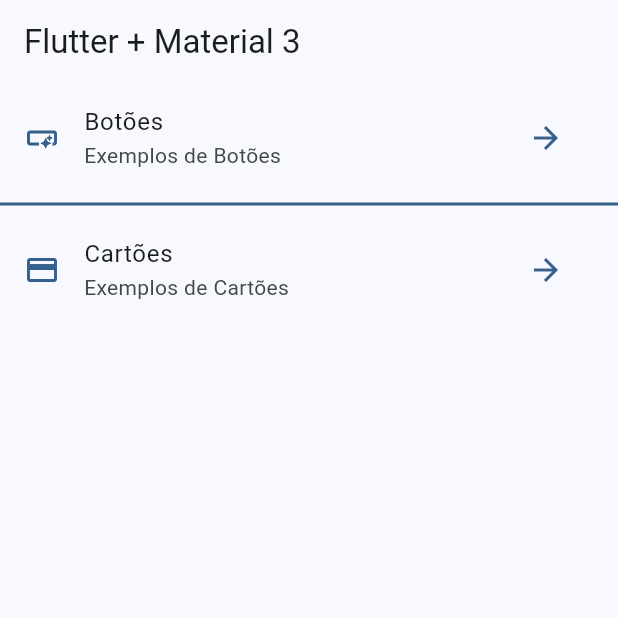
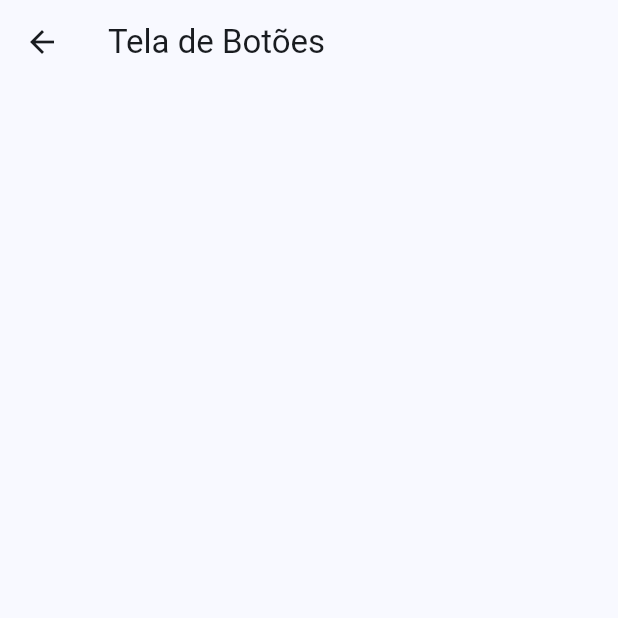
Before and after one commit to eduardocintrasantos/WidgetsApp, a Flutter app: the screen it shows after launch, after a tap on the "arrow forward" icon, on a phone screen of 412 x 824 dp, the top half of it. Run offline on Flutter 3.47's test engine with Material 3 defaults, Android fonts, the phone set to English and light mode, and no system bars; our stand-ins replace go_router.

Commit message:
Configurado Rotas
Configurado Rotas de Botões e Cards

```diff
--- a/lib/config/menu/menu_items.dart
+++ b/lib/config/menu/menu_items.dart
@@ -20,7 +20,7 @@ const appMenuItens = [
   MenuItem(
     title: 'Cartões',
     subTitle: 'Exemplos de Cartões',
-    link: '/card',
+    link: '/cards',
     icon: Icons.credit_card
   ),
 ];
--- /dev/null
+++ b/lib/config/router/router.dart
@@ -0,0 +1,20 @@
+import 'package:go_router/go_router.dart';
+import 'package:widgets_app/presentation/screens/screens.dart';
+
+// GoRouter configuration
+final appRouter = GoRouter(
+  routes: [
+    GoRoute(
+      path: '/',
+      builder: (context, state) => const HomeScreen(),
+    ),
+    GoRoute(
+      path: '/buttons',
+      builder: (context, state) => const ButtonsScreen(),
+    ),
+    GoRoute(
+      path: '/cards',
+      builder: (context, state) => const CardsScreen(),
+    ),
+  ],
+);
--- a/lib/main.dart
+++ b/lib/main.dart
@@ -1,4 +1,5 @@
 import 'package:flutter/material.dart';
+import 'package:widgets_app/config/router/router.dart';
 import 'package:widgets_app/config/theme/app_theme.dart';
 import 'package:widgets_app/presentation/screens/home/home_screen.dart';
 
@@ -11,12 +12,12 @@ class MyApp extends StatelessWidget {
 
   @override
   Widget build(BuildContext context) {
-    return MaterialApp(
+    return MaterialApp.router(
+      routerConfig: appRouter,
       debugShowCheckedModeBanner: false,
       title: 'Flutter Demo',
       theme: AppTheme(
         selectedColor: 0).getTheme(),
-      home: const HomeScreen()
     );
   }
 }
--- /dev/null
+++ b/lib/presentation/screens/botoes/buttons_screen.dart
@@ -0,0 +1,14 @@
+import 'package:flutter/material.dart';
+
+class ButtonsScreen extends StatelessWidget {
+  const ButtonsScreen({super.key});
+
+  @override
+  Widget build(BuildContext context) {
+    return Scaffold(
+      appBar: AppBar(
+        title: Text('Tela de Botões'),
+      ),
+    );
+  }
+}
--- a/lib/presentation/screens/home/home_screen.dart
+++ b/lib/presentation/screens/home/home_screen.dart
@@ -1,5 +1,7 @@
 import 'package:flutter/material.dart';
+import 'package:go_router/go_router.dart';
 import 'package:widgets_app/config/menu/menu_items.dart';
+import 'package:widgets_app/presentation/screens/botoes/buttons_screen.dart';
 
 class HomeScreen extends StatelessWidget {
   const HomeScreen({super.key});
@@ -50,7 +52,12 @@ class _CustomListTitle extends StatelessWidget {
 
     return ListTile(
       leading: Icon(menuItem.icon, color: colors.primary,),
-      trailing: IconButton(onPressed: (){}, icon: Icon(Icons.arrow_forward), color: colors.primary,),
+      trailing: IconButton(onPressed: (){
+        /*Navigator.of(context).push(
+          MaterialPageRoute(builder: (context) => const ButtonsScreen())
+        );*/
+        context.push(menuItem.link);
+      }, icon: Icon(Icons.arrow_forward), color: colors.primary,),
       title: Text(menuItem.title),
       subtitle: Text(menuItem.subTitle),
     );
--- /dev/null
+++ b/lib/presentation/screens/screens.dart
@@ -0,0 +1,3 @@
+export 'package:widgets_app/presentation/screens/botoes/buttons_screen.dart';
+export 'package:widgets_app/presentation/screens/cartoes/cartoes_screen.dart';
+export 'package:widgets_app/presentation/screens/home/home_screen.dart';
--- a/pubspec.yaml
+++ b/pubspec.yaml
@@ -34,6 +34,7 @@ dependencies:
   # The following adds the Cupertino Icons font to your application.
   # Use with the CupertinoIcons class for iOS style icons.
   cupertino_icons: ^1.0.8
+  go_router: ^14.8.1
 
 dev_dependencies:
   flutter_test:
```
Also changed, not shown: lib/presentation/screens/cartoes/cartoes_screen.dart (added, +14 -0 lines), pubspec.lock.
